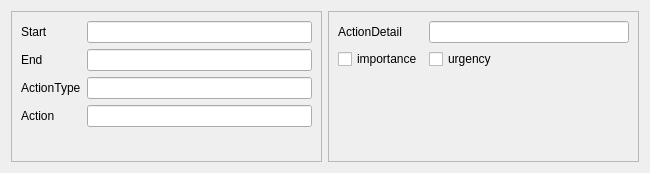
Above: ti/view/rawUI/rawPropertyEnterFrame.ui from 67-68/Time-Integrator before the change. Below: the same form after it.
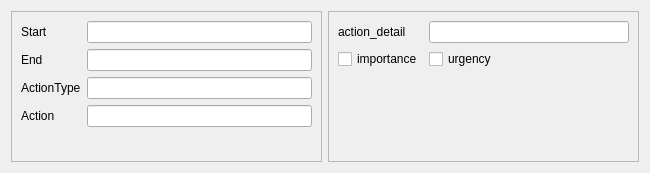
That is the form after the change. Custom widgets are drawn as their Qt base class.

Patch:
```diff
--- a/ti/view/rawUI/rawPropertyEnterFrame.ui
+++ b/ti/view/rawUI/rawPropertyEnterFrame.ui
@@ -88,7 +88,7 @@
       <item row="0" column="0">
        <widget class="QLabel" name="actionDetailLabel">
         <property name="text">
-         <string>ActionDetail</string>
+         <string>action_detail</string>
         </property>
        </widget>
       </item>
```
Left out of the diff: 4 changed lines with no effect on the pictures.
